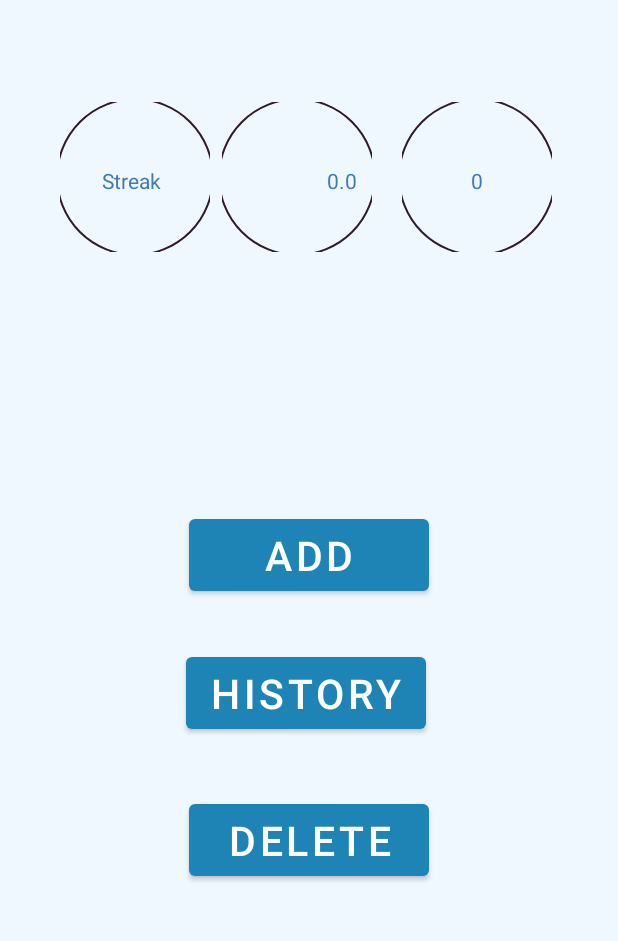
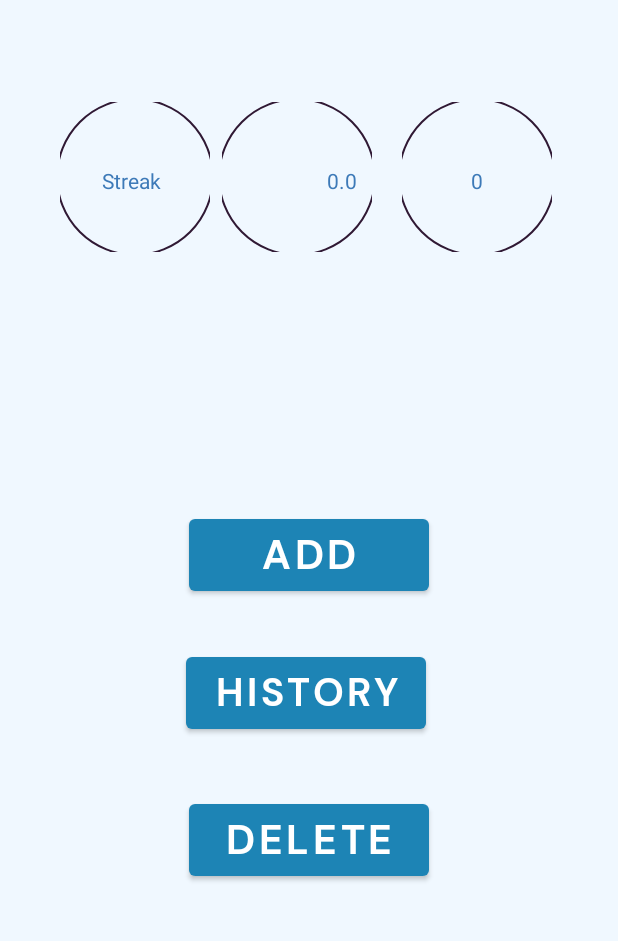
Before and after one commit to henry0225/Day_Rater, an Android app: the screen it shows after launch (MainActivity), on a phone screen of 412 x 824 dp, the part 282-1223 px from its top. Run offline under Robolectric (Android 15) with nearby library versions, the phone set to English and light mode, and no system bars.

Commit message:
Fixed button fonts, added pop-up on delete button click

```diff
--- a/app/src/main/res/layout/activity_main.xml
+++ b/app/src/main/res/layout/activity_main.xml
@@ -99,6 +99,7 @@
         android:layout_marginStart="115dp"
         android:layout_marginEnd="115dp"
         android:layout_marginBottom="236dp"
+        android:fontFamily="@font/dmsansbold"
         android:text="Add"
         android:textSize="27sp"
         app:layout_constraintBottom_toBottomOf="parent"
@@ -115,7 +116,8 @@
         android:layout_marginEnd="115dp"
         android:layout_marginBottom="136dp"
         android:text="History"
-        android:textSize="27sp"
+        android:fontFamily="@font/dmsansbold"
+        android:textSize="26sp"
         app:layout_constraintBottom_toBottomOf="parent"
         app:layout_constraintEnd_toEndOf="parent"
         app:layout_constraintHorizontal_bias="0.415"
@@ -130,6 +132,7 @@
         android:layout_marginTop="24dp"
         android:layout_marginEnd="115dp"
         android:layout_marginBottom="32dp"
+        android:fontFamily="@font/dmsansbold"
         android:text="Delete"
         android:textSize="27sp"
         app:layout_constraintBottom_toBottomOf="parent"
```
Also changed, not shown: app/src/main/res/font/dmsansbold.ttf (added), app/src/main/res/font/dmsansreg.ttf (added).
